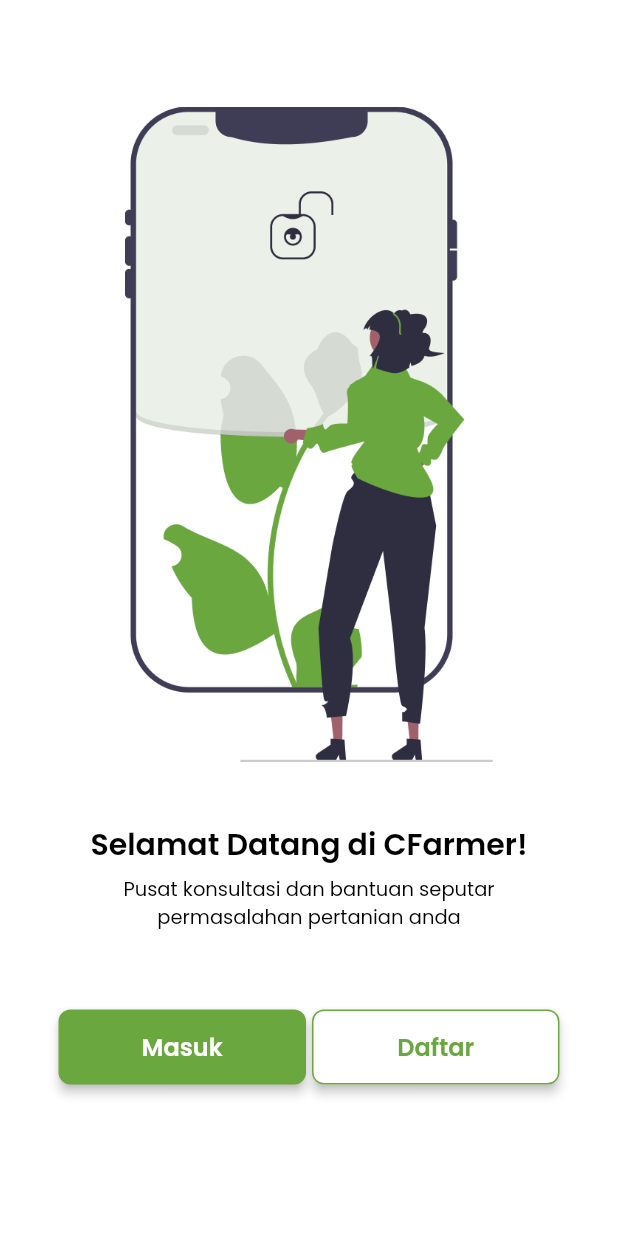
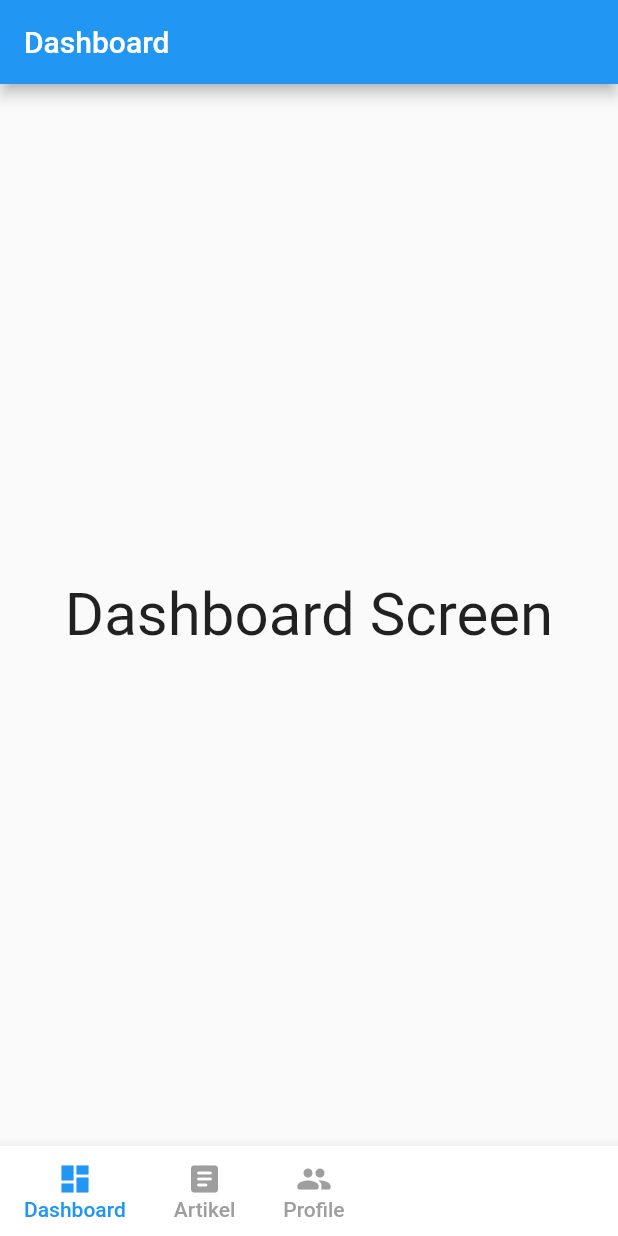
Before and after one commit to widhastian/Mobile-Framework-Sms4, a Flutter app: the screen it shows after launch, on a phone screen of 412 x 824 dp. Run offline on Flutter 3.47's test engine with Material 2 defaults, Android fonts, the phone set to English and light mode, and no system bars; our stand-ins replace animated_theme_switcher, from_css_color, google_fonts, persistent_bottom_nav_bar.

Commit message:
navigation bottom

```diff
--- a/project_sms4/lib/Home.dart
+++ b/project_sms4/lib/Home.dart
@@ -2,27 +2,129 @@
 import 'package:flutter/material.dart';
 import 'package:google_fonts/google_fonts.dart';
 import 'package:from_css_color/from_css_color.dart';
+import 'package:project_sms4/page/artikel_page.dart';
+import 'package:project_sms4/page/dashboard_page.dart';
+import 'package:project_sms4/page/profile_page.dart';
 import 'package:project_sms4/widget/appbar_widget.dart';
 import 'package:project_sms4/widget/button_widget.dart';
 import 'package:project_sms4/widget/profile_widget.dart';
+import 'package:persistent_bottom_nav_bar/persistent-tab-view.dart';
 
 class Home extends StatefulWidget {
-  const Home({Key? key}) : super(key: key);
+  // const Home({Key? key}) : super(key: key);
 
   @override
-  State<Home> createState() => _HomeState();
+  _HomeState createState() => _HomeState();
 }
 
 class _HomeState extends State<Home> {
+  int currentTab = 0;
+  final List<Widget> screens = [Dashboard(), Artikel(), ProfilePage()];
+
+  final PageStorageBucket bucket = PageStorageBucket();
+  Widget currentScreen = Dashboard();
+
   @override
   Widget build(BuildContext context) {
     return Scaffold(
-
+      body: PageStorage(
+        bucket: bucket,
+        child: currentScreen,
+      ),
+      bottomNavigationBar: BottomAppBar(
+        shape: CircularNotchedRectangle(),
+        notchMargin: 10,
+        child: Container(
+          height: 60,
+          child: Row(
+            mainAxisAlignment: MainAxisAlignment.spaceBetween,
+            children: <Widget>[
+              Row(
+                crossAxisAlignment: CrossAxisAlignment.start,
+                children: [
+                  MaterialButton(
+                    minWidth: 40,
+                    onPressed: () {
+                      setState(() {
+                        currentScreen = Dashboard();
+                        currentTab = 0;
+                      });
+                    },
+                    child: Column(
+                      mainAxisAlignment: MainAxisAlignment.center,
+                      children: [
+                        Icon(
+                          Icons.dashboard,
+                          color: currentTab == 0 ? Colors.blue : Colors.grey,
+                        ),
+                        Text(
+                          'Dashboard',
+                          style: TextStyle(
+                              color:
+                                  currentTab == 0 ? Colors.blue : Colors.grey),
+                        )
+                      ],
+                    ),
+                  ),
+                  MaterialButton(
+                    minWidth: 40,
+                    onPressed: () {
+                      setState(() {
+                        currentScreen = Artikel();
+                        currentTab = 1;
+                      });
+                    },
+                    child: Column(
+                      mainAxisAlignment: MainAxisAlignment.center,
+                      children: [
+                        Icon(
+                          Icons.article_rounded,
+                          color: currentTab == 1 ? Colors.black : Colors.grey,
+                        ),
+                        Text(
+                          'Artikel',
+                          style: TextStyle(
+                              color:
+                                  currentTab == 1 ? Colors.black : Colors.grey),
+                        )
+                      ],
+                    ),
+                  ),
+                  MaterialButton(
+                    minWidth: 40,
+                    onPressed: () {
+                      setState(() {
+                        currentScreen = ProfilePage();
+                        currentTab = 2;
+                      });
+                    },
+                    child: Column(
+                      mainAxisAlignment: MainAxisAlignment.center,
+                      children: [
+                        Icon(
+                          Icons.people_rounded,
+                          color: currentTab == 2 ? Colors.green : Colors.grey,
+                        ),
+                        Text(
+                          'Profile',
+                          style: TextStyle(
+                              color:
+                                  currentTab == 2 ? Colors.green : Colors.grey),
+                        )
+                      ],
+                    ),
+                  ),
+                ],
+              ),
+            ],
+          ),
+        ),
+      ),
     );
   }
 
-    Widget buildUpgradeButton() => ButtonWidget(
+  Widget buildUpgradeButton() => ButtonWidget(
         text: 'Upgrade To PRO',
         onClicked: () {},
       );
-  }
+}
--- a/project_sms4/lib/main.dart
+++ b/project_sms4/lib/main.dart
@@ -1,11 +1,12 @@
 import 'package:animated_theme_switcher/animated_theme_switcher.dart';
 import 'package:flutter/material.dart';
 import 'package:flutter/services.dart';
-import 'package:project_sms4/SpashScreen.dart';
+import 'package:project_sms4/page/opening.dart';
 import 'package:project_sms4/page/profile_page.dart';
 import 'package:project_sms4/themes.dart';
 import 'package:project_sms4/utils/user_preferences.dart';
-import 'package:splashscreen/splashscreen.dart';
+import 'Home.dart';
+// import 'package:splashscreen/splashscreen.dart';
 
 // void main() {
 //   runApp(MaterialApp(
@@ -37,7 +38,7 @@
           debugShowCheckedModeBanner: false,
           // theme: ThemeProvider(),
           title: title,
-          home: SplashScreenWidget(),
+          home: Home(),
         ),
       ),
     );
--- /dev/null
+++ b/project_sms4/lib/page/artikel_page.dart
@@ -0,0 +1,20 @@
+import 'package:flutter/material.dart';
+
+class Artikel extends StatefulWidget {
+  // const Dashboard({ Key? key }) : super(key: key);
+
+  @override
+  _ArtikelState createState() => _ArtikelState();
+}
+
+class _ArtikelState extends State<Artikel> {
+  @override
+  Widget build(BuildContext context) {
+    return Scaffold(
+      appBar: AppBar(title: Text('Artikel')),
+      body: Center(
+        child: Text('Artikel Screen', style: TextStyle(fontSize: 40)),
+      ),
+    );
+  }
+}
--- /dev/null
+++ b/project_sms4/lib/page/dashboard_page.dart
@@ -0,0 +1,20 @@
+import 'package:flutter/material.dart';
+
+class Dashboard extends StatefulWidget {
+  // const Dashboard({ Key? key }) : super(key: key);
+
+  @override
+  _DashboardState createState() => _DashboardState();
+}
+
+class _DashboardState extends State<Dashboard> {
+  @override
+  Widget build(BuildContext context) {
+    return Scaffold(
+      appBar: AppBar(title: Text('Dashboard')),
+      body: Center(
+        child: Text('Dashboard Screen', style: TextStyle(fontSize: 40)),
+      ),
+    );
+  }
+}
--- a/project_sms4/lib/Login.dart
+++ b/project_sms4/lib/page/login_page.dart
@@ -1,8 +1,8 @@
 import 'package:project_sms4/page/profile_page.dart';
 
-import 'Home.dart';
-import 'Register.dart';
-import 'SpashScreen.dart';
+import '../Home.dart';
+import 'register_page.dart';
+import 'opening.dart';
 import 'package:flutter/material.dart';
 import 'package:google_fonts/google_fonts.dart';
 import 'package:from_css_color/from_css_color.dart';
--- a/project_sms4/lib/SpashScreen.dart
+++ b/project_sms4/lib/page/opening.dart
@@ -1,7 +1,7 @@
 import 'package:flutter/material.dart';
 import 'package:google_fonts/google_fonts.dart';
-import 'Login.dart';
-import 'Register.dart';
+import 'login_page.dart';
+import 'register_page.dart';
 import 'package:from_css_color/from_css_color.dart';
 
 class SplashScreenWidget extends StatefulWidget {
```
Also changed, not shown: project_sms4/lib/Setting.dart (deleted, +0 -96 lines), project_sms4/lib/page/register_page.dart (renamed from project_sms4/lib/Register.dart, +4 -6 lines), project_sms4/lib/page/setting_page.dart (added, +88 -0 lines), project_sms4/pubspec.yaml (+5 -2 lines), project_sms4/pubspec.lock, 1 other file.
